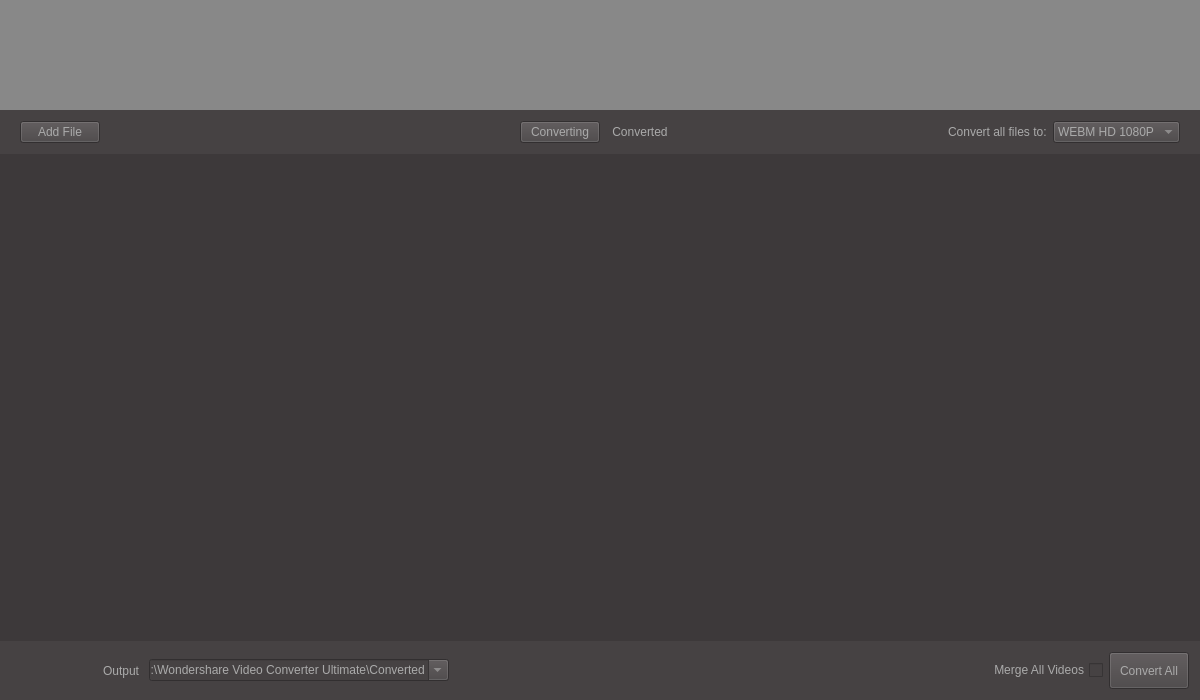
loopy313/VideoConverter, file videoenncoder.ui: the form before one commit.
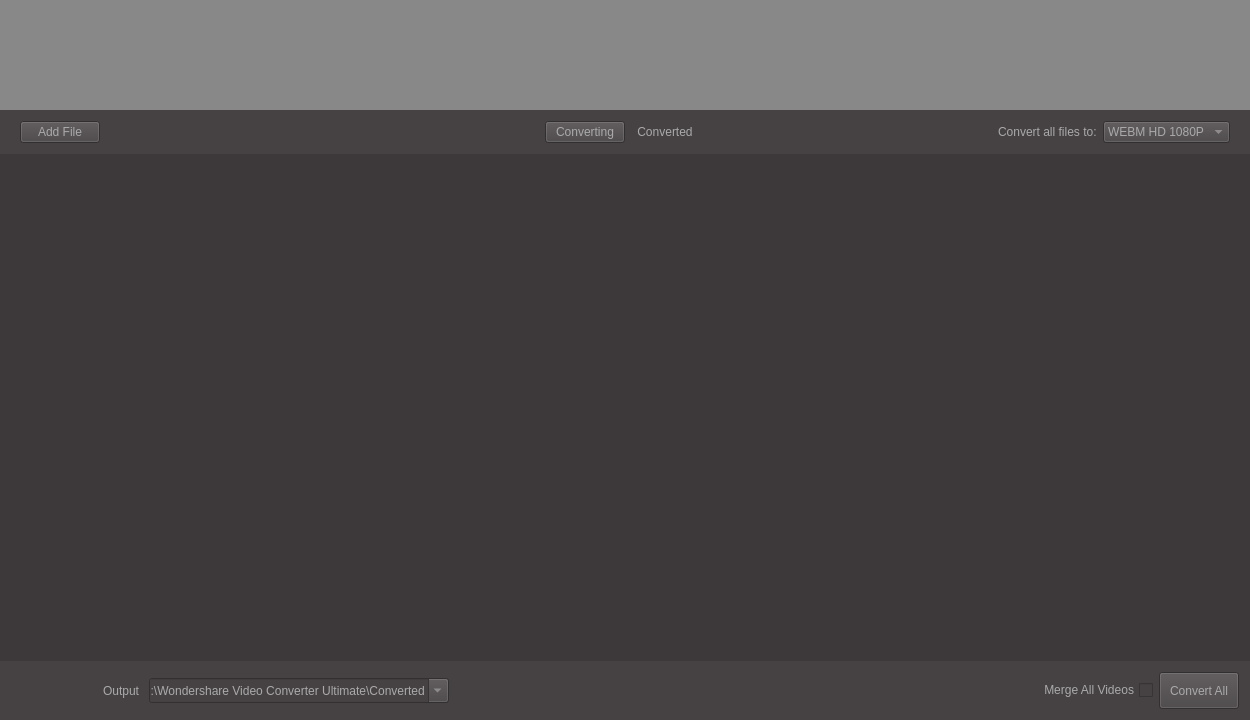
The form after the commit. Icons and pictures are not drawn.

```diff
--- a/videoenncoder.ui
+++ b/videoenncoder.ui
@@ -6,8 +6,8 @@
    <rect>
     <x>0</x>
     <y>0</y>
-    <width>1200</width>
-    <height>700</height>
+    <width>1250</width>
+    <height>720</height>
    </rect>
   </property>
   <property name="sizePolicy">
@@ -18,8 +18,8 @@
   </property>
   <property name="minimumSize">
    <size>
-    <width>1200</width>
-    <height>700</height>
+    <width>1250</width>
+    <height>720</height>
    </size>
   </property>
   <property name="windowTitle">
@@ -273,6 +273,9 @@
             <verstretch>0</verstretch>
            </sizepolicy>
           </property>
+          <property name="styleSheet">
+           <string notr="true"/>
+          </property>
           <layout class="QHBoxLayout" name="horizontalLayout_7">
            <property name="spacing">
             <number>0</number>
@@ -300,6 +303,10 @@
                <verstretch>0</verstretch>
               </sizepolicy>
              </property>
+             <property name="styleSheet">
+              <string notr="true">padding:0;
+maring:0;</string>
+             </property>
              <property name="text">
               <string/>
              </property>
@@ -320,6 +327,10 @@
                <verstretch>0</verstretch>
               </sizepolicy>
              </property>
+             <property name="styleSheet">
+              <string notr="true">padding:0;
+margin:0;</string>
+             </property>
              <property name="text">
               <string/>
              </property>
@@ -346,6 +357,10 @@
                <height>0</height>
               </size>
              </property>
+             <property name="styleSheet">
+              <string notr="true">padding:0;
+margin:0;</string>
+             </property>
              <property name="text">
               <string/>
              </property>
@@ -623,33 +638,35 @@
         <number>0</number>
        </property>
        <item row="0" column="0">
-        <widget class="QScrollArea" name="scrollArea">
-         <property name="sizePolicy">
-          <sizepolicy hsizetype="Preferred" vsizetype="Preferred">
-           <horstretch>0</horstretch>
-           <verstretch>0</verstretch>
-          </sizepolicy>
+        <widget class="QListWidget" name="listWidget">
+         <property name="mouseTracking">
+          <bool>true</bool>
          </property>
          <property name="styleSheet">
-          <string notr="true"/>
+          <string notr="true">QListWidget#listWidget::item{
+border-bottom:1px solid white;
+}
+QListWidget#listWidget::item:hover
+{
+    background:rgb(168, 168, 168)
+}
+QListWidget#listWidget::item:selected
+{
+    background: rgb(120,120,120)
+}</string>
          </property>
          <property name="frameShape">
           <enum>QFrame::NoFrame</enum>
          </property>
-         <property name="widgetResizable">
-          <bool>true</bool>
+         <property name="frameShadow">
+          <enum>QFrame::Sunken</enum>
          </property>
-         <widget class="QWidget" name="scrollAreaWidgetContents">
-          <property name="geometry">
-           <rect>
-            <x>0</x>
-            <y>0</y>
-            <width>1200</width>
-            <height>489</height>
-           </rect>
-          </property>
-          <layout class="QVBoxLayout" name="verticalLayout_4"/>
-         </widget>
+         <property name="sizeAdjustPolicy">
+          <enum>QAbstractScrollArea::AdjustToContents</enum>
+         </property>
+         <property name="selectionRectVisible">
+          <bool>false</bool>
+         </property>
         </widget>
        </item>
       </layout>
@@ -818,7 +835,7 @@
       <item>
        <widget class="QComboBox" name="OutputDirctoryCombo">
         <property name="sizePolicy">
-         <sizepolicy hsizetype="Fixed" vsizetype="Fixed">
+         <sizepolicy hsizetype="Fixed" vsizetype="Maximum">
           <horstretch>0</horstretch>
           <verstretch>0</verstretch>
          </sizepolicy>
@@ -826,7 +843,13 @@
         <property name="minimumSize">
          <size>
           <width>300</width>
-          <height>0</height>
+          <height>25</height>
+         </size>
+        </property>
+        <property name="maximumSize">
+         <size>
+          <width>16777215</width>
+          <height>25</height>
          </size>
         </property>
         <property name="sizeIncrement">
```
Left out of the diff: 20 changed lines with no effect on the pictures.
